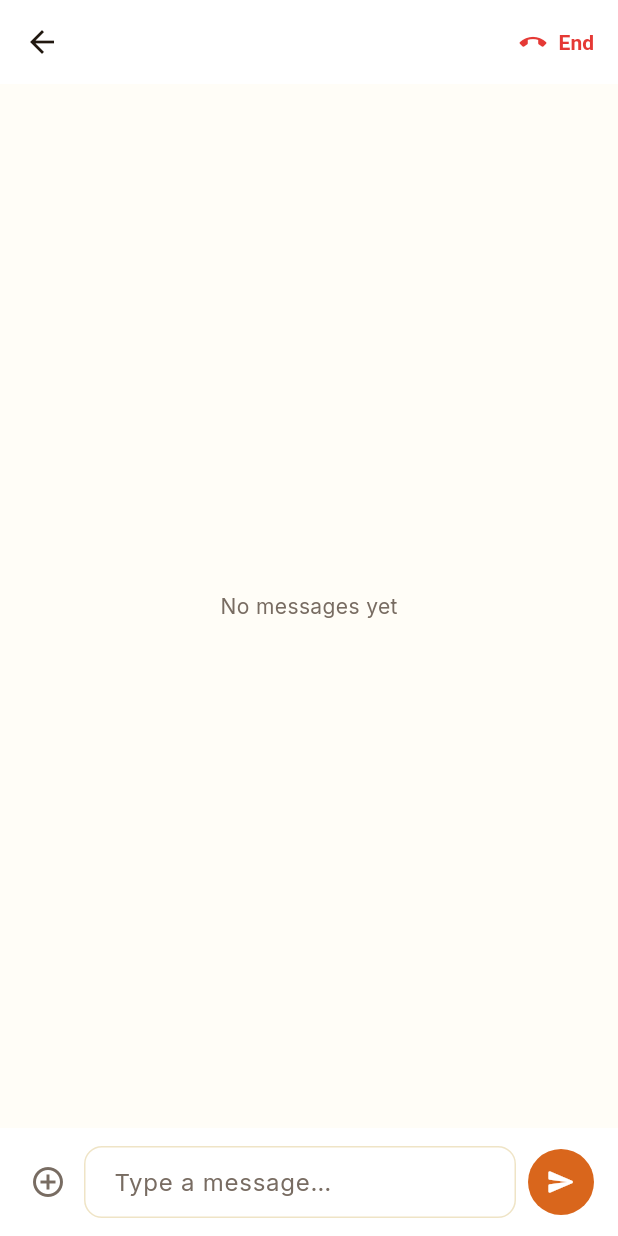
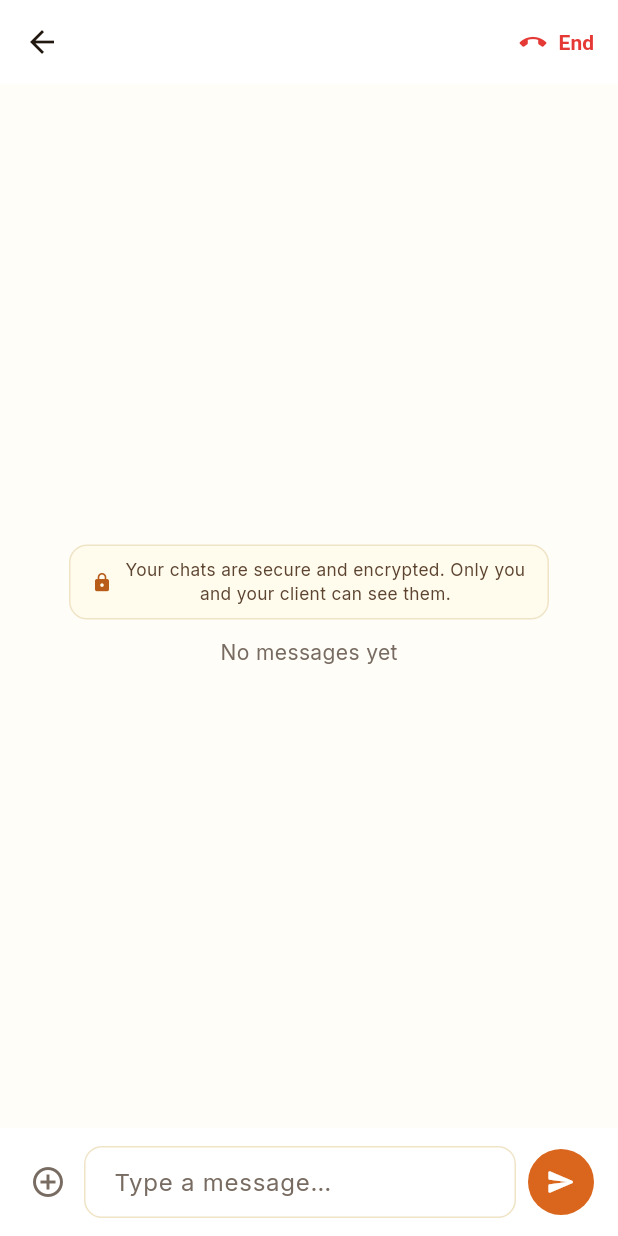
Before and after one commit to corecodingteam-svg/grahvartaupdated, a Flutter app: the AstrologerChatScreen screen opened directly with empty values, on a phone screen of 412 x 824 dp. Run offline on Flutter 3.47's test engine with Material 3 defaults, Android fonts, the phone set to English and light mode, and no system bars; our stand-ins replace badges, bloc, equatable, firebase_core, firebase_messaging, fl_chart and 13 more; missing offline and left inert: agora_rtc_engine, razorpay_flutter; accounts and stored records are empty; network calls fail.

Commit message:
Chat: show a 'secure and encrypted' notice in user and astrologer chats
Co-Authored-By: Claude Opus 5.5 <noreply@anthropic.com>

```diff
--- a/astrologer_app/lib/screens/astrologer/astrologer_chat_screen.dart
+++ b/astrologer_app/lib/screens/astrologer/astrologer_chat_screen.dart
@@ -6,6 +6,7 @@ import 'package:shimmer/shimmer.dart';
 import '../../cubits/chat_cubit.dart';
 import '../../services/socket_service.dart';
 import '../../theme/app_theme.dart';
+import '../../widgets/secure_chat_notice.dart';
 import '../../utils/block_user.dart';
 import '../../utils/contact_filter.dart';
 
@@ -300,15 +301,22 @@ class _AstrologerChatScreenState extends State<AstrologerChatScreen> {
                       : state.loading
                       ? _buildShimmer(context)
                       : state.messages.isEmpty
-                          ? Center(child: Text('No messages yet', style: TextStyle(color: context.clr.txtMuted)))
+                          ? Center(child: Column(mainAxisSize: MainAxisSize.min, children: [
+                              const SecureChatNotice(),
+                              Text('No messages yet', style: TextStyle(color: context.clr.txtMuted)),
+                            ]))
                           : ListView.builder(
                               controller: _scroll,
                               padding: const EdgeInsets.all(16),
-                              itemCount: state.messages.length,
-                              itemBuilder: (_, i) => _AnimatedBubble(
-                                key: ValueKey(state.messages[i]['id'] ?? state.messages[i]['created_at'] ?? i),
-                                child: _buildMessage(context, state.messages[i]),
-                              ),
+                              itemCount: state.messages.length + 1,
+                              itemBuilder: (_, i) {
+                                if (i == 0) return const SecureChatNotice();
+                                final m = state.messages[i - 1];
+                                return _AnimatedBubble(
+                                  key: ValueKey(m['id'] ?? m['created_at'] ?? i),
+                                  child: _buildMessage(context, m),
+                                );
+                              },
                             ),
                 ),
                 if (state.isPeerTyping) _buildTypingIndicator(context),
--- /dev/null
+++ b/astrologer_app/lib/widgets/secure_chat_notice.dart
@@ -0,0 +1,37 @@
+import 'package:flutter/material.dart';
+import '../theme/app_theme.dart';
+
+/// Small banner shown at the top of a consultation chat, telling both sides
+/// that the conversation is private and sent over an encrypted connection.
+class SecureChatNotice extends StatelessWidget {
+  const SecureChatNotice({super.key});
+
+  @override
+  Widget build(BuildContext context) {
+    return Padding(
+      padding: const EdgeInsets.only(bottom: 12),
+      child: Center(
+        child: Container(
+          constraints: const BoxConstraints(maxWidth: 320),
+          padding: const EdgeInsets.symmetric(horizontal: 14, vertical: 8),
+          decoration: BoxDecoration(
+            color: context.clr.surfaceLight,
+            borderRadius: BorderRadius.circular(12),
+            border: Border.all(color: context.clr.border),
+          ),
+          child: Row(mainAxisSize: MainAxisSize.min, children: [
+            Icon(Icons.lock_rounded, size: 14, color: context.clr.accentAlt),
+            const SizedBox(width: 8),
+            Flexible(
+              child: Text(
+                'Your chats are secure and encrypted. Only you and your client can see them.',
+                textAlign: TextAlign.center,
+                style: TextStyle(color: context.clr.txtSecondary, fontSize: 11.5, height: 1.35),
+              ),
+            ),
+          ]),
+        ),
+      ),
+    );
+  }
+}
```
Also changed, not shown: flutter_app/lib/screens/consultation/chat_screen.dart (+9 -5 lines), flutter_app/lib/widgets/secure_chat_notice.dart (added, +37 -0 lines).
